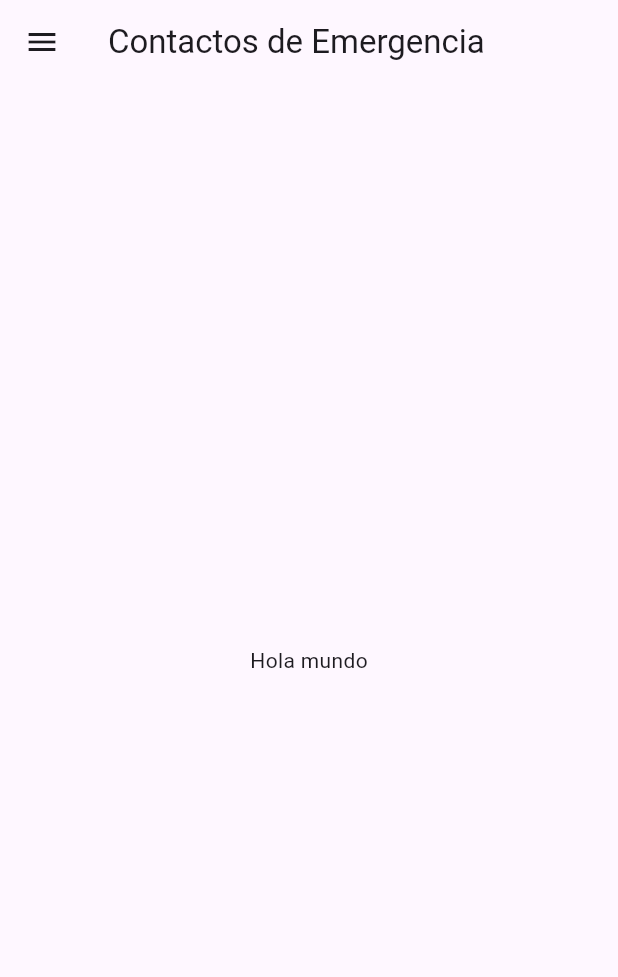
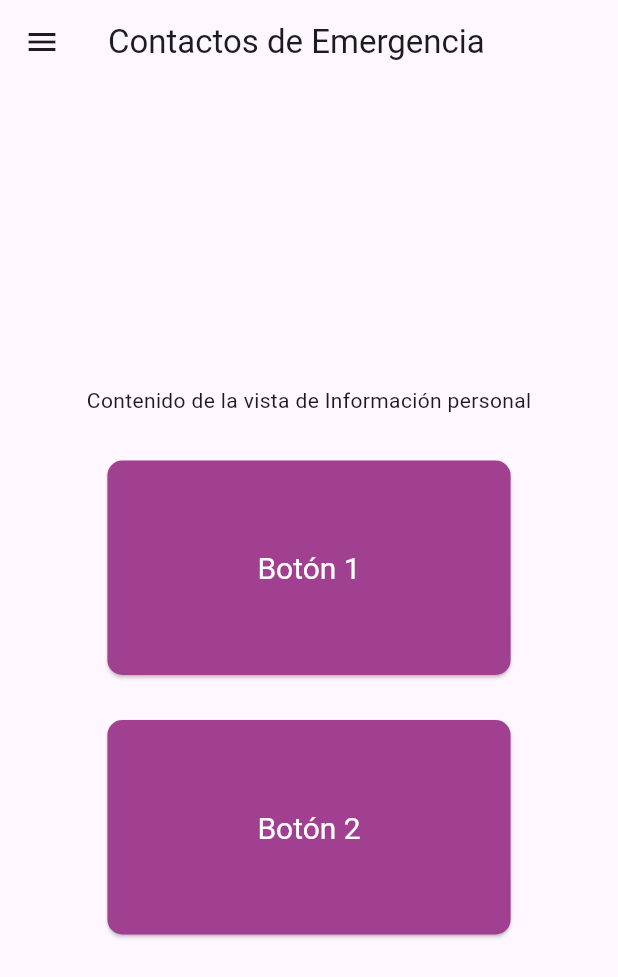
Before and after one commit to Proyecto-aplicado-en-TIC-2/APP-Usuarios, a Flutter app: the screen it shows after launch, after a tap on the "menu" icon, after a tap on "Contactos de emergencia", on a phone screen of 412 x 824 dp. Shown: the top 977 px of the screen. Run offline on Flutter 3.47's test engine with Material 3 defaults, Android fonts, the phone set to English and light mode, and no system bars.

Commit message:
commit 9

```diff
--- a/app_usuarios/lib/ContactosEmergencia.dart
+++ b/app_usuarios/lib/ContactosEmergencia.dart
@@ -1,8 +1,7 @@
-import 'package:app_usuarios/InfoPersonal.dart';
 import 'package:flutter/material.dart';
-import 'main.dart';
+import 'InfoPersonal.dart';
 
-class ContactosEmergencia extends StatefulWidget { // Cambiamos a StatefulWidget para usar el _scaffoldKey
+class ContactosEmergencia extends StatefulWidget {
   const ContactosEmergencia({super.key});
 
   @override
@@ -59,7 +58,7 @@ class _ContactosEmergenciaState extends State<ContactosEmergencia> {
             onTap: () {
               Navigator.push(
                 context,
-                MaterialPageRoute(builder: (context) => Infopersonal()),
+                MaterialPageRoute(builder: (context) => const Infopersonal()),
               );
             },
           ),
@@ -73,15 +72,50 @@ class _ContactosEmergenciaState extends State<ContactosEmergencia> {
     return Scaffold(
       key: _scaffoldKey,
       appBar: AppBar(
-        title: Text('Contactos de Emergencia'),
+        title: const Text('Contactos de Emergencia'),
         leading: IconButton(
-          icon: Icon(Icons.menu),
+          icon: const Icon(Icons.menu),
           onPressed: () => _scaffoldKey.currentState?.openDrawer(),
         ),
       ),
       drawer: _buildDrawer(),
       body: Center(
-        child: Text('Hola mundo'),
+        child: Column(
+          mainAxisAlignment: MainAxisAlignment.center,
+          children: <Widget>[
+            const Text('Contenido de la vista de Información personal'),
+            const SizedBox(height: 30),
+            //--------------b1
+            ElevatedButton(
+              style: ElevatedButton.styleFrom(
+              shape: RoundedRectangleBorder(borderRadius: BorderRadius.circular(10.0)),
+              foregroundColor: Colors.white,
+              backgroundColor: const Color(0xFFA13F91),
+              padding: const EdgeInsets.symmetric(horizontal: 100,vertical: 60),
+              textStyle: const TextStyle(fontSize: 20)
+            ),
+              onPressed: () {
+                // Acción al presionar el primer botón
+              },
+              child: const Text('Botón 1'),
+            ),
+            const SizedBox(height: 30),
+            //----------b2
+            ElevatedButton(
+              style: ElevatedButton.styleFrom(
+              shape: RoundedRectangleBorder(borderRadius: BorderRadius.circular(10.0)),
+              foregroundColor: Colors.white,
+              backgroundColor: const Color(0xFFA13F91),
+              padding: const EdgeInsets.symmetric(horizontal: 100,vertical: 60),
+              textStyle: const TextStyle(fontSize: 20)
+            ),
+              onPressed: () {
+                // Acción al presionar el segundo botón
+              },
+              child: const Text('Botón 2'),
+            ),
+          ],
+        ),
       ),
     );
   }
--- a/app_usuarios/lib/InfoPersonal.dart
+++ b/app_usuarios/lib/InfoPersonal.dart
@@ -1,5 +1,4 @@
 import 'package:flutter/material.dart';
-import 'main.dart'; // Importar main.dart
 import 'ContactosEmergencia.dart';
 
 class Infopersonal extends StatefulWidget {
@@ -49,7 +48,7 @@ class _InfopersonalState extends State<Infopersonal> {
             onTap: () {
               Navigator.push(
                 context,
-                MaterialPageRoute(builder: (context) => ContactosEmergencia()),
+                MaterialPageRoute(builder: (context) => const ContactosEmergencia()),
               );
             },
           ),
@@ -83,8 +82,8 @@ class _InfopersonalState extends State<Infopersonal> {
         child: Column(
           mainAxisAlignment: MainAxisAlignment.center,
           children: <Widget>[
-            Text('Contenido de la vista de Información personal'),
-            SizedBox(height: 30),
+            const Text('Contenido de la vista de Información personal'),
+            const SizedBox(height: 30),
             //--------------b1
             ElevatedButton(
               style: ElevatedButton.styleFrom(
@@ -97,9 +96,9 @@ class _InfopersonalState extends State<Infopersonal> {
               onPressed: () {
                 // Acción al presionar el primer botón
               },
-              child: Text('Botón 1'),
+              child: const Text('Botón 1'),
             ),
-            SizedBox(height: 30),
+            const SizedBox(height: 30),
             //----------b2
             ElevatedButton(
               style: ElevatedButton.styleFrom(
@@ -112,7 +111,7 @@ class _InfopersonalState extends State<Infopersonal> {
               onPressed: () {
                 // Acción al presionar el segundo botón
               },
-              child: Text('Botón 2'),
+              child: const Text('Botón 2'),
             ),
           ],
         ),
--- a/app_usuarios/lib/main.dart
+++ b/app_usuarios/lib/main.dart
@@ -67,19 +67,19 @@ class _MyHomePageState extends State<MyHomePage> {
           ListTile(
             selected: true,
             selectedTileColor: Colors.blue[100],
-            leading:  Image.asset('assets/icons/sos.png', height: 25, width: 25),
+            leading: const Icon(Icons.warning),
             title: const Text('Reportar emergencia'),
             onTap: () {
               Navigator.pop(context);
             },
           ),
           ListTile(
-            leading: Image.asset('assets/icons/phonenew.png', height: 25, width: 25),
+            leading: const Icon(Icons.contact_phone),
             title: const Text('Contactos de emergencia'),
             onTap: () {
               Navigator.push(
                 context,
-                MaterialPageRoute(builder: (context) => ContactosEmergencia()),
+                MaterialPageRoute(builder: (context) => const ContactosEmergencia()),
               );
             },
           ),
@@ -127,7 +127,7 @@ class _MyHomePageState extends State<MyHomePage> {
             //print('Hola mundo');
             Navigator.push(
                 context,
-                MaterialPageRoute(builder: (context) => EmerMedica()),
+                MaterialPageRoute(builder: (context) => const EmerMedica()),
               );
           },
           child: Row(
@@ -153,7 +153,7 @@ class _MyHomePageState extends State<MyHomePage> {
             //print('Hola mundo');
             Navigator.push(
                 context,
-                MaterialPageRoute(builder: (context) => EmerIncendio()),
+                MaterialPageRoute(builder: (context) => const EmerIncendio()),
               );
 
           },
@@ -180,7 +180,7 @@ class _MyHomePageState extends State<MyHomePage> {
             //print('Hola mundo');
             Navigator.push(
                 context,
-                MaterialPageRoute(builder: (context) => EmerVehicular()),
+                MaterialPageRoute(builder: (context) => const EmerVehicular()),
               );
           },
           child: Row(
--- a/app_usuarios/pubspec.yaml
+++ b/app_usuarios/pubspec.yaml
@@ -68,6 +68,9 @@ flutter:
     - assets/icons/icon_accidentevehicular.png
     - assets/icons/sos.png
     - assets/icons/phonenew.png
+    - assets/images/first-aid-kit.png
+    - assets/images/fuego.png
+    - assets/images/accidente_vehicular.png
 
   # An image asset can refer to one or more resolution-specific "variants", see
   # https://flutter.dev/to/resolution-aware-images
```
Also changed, not shown: app_usuarios/lib/Emer_incendio.dart (+34 -3 lines), app_usuarios/lib/Emer_medica.dart (+34 -3 lines), app_usuarios/lib/Emer_vehicular.dart (+34 -3 lines), app_usuarios/assets/images/accidente_vehicular.png (added), app_usuarios/assets/images/first-aid-kit.png (added), app_usuarios/assets/images/fuego.png (added).
